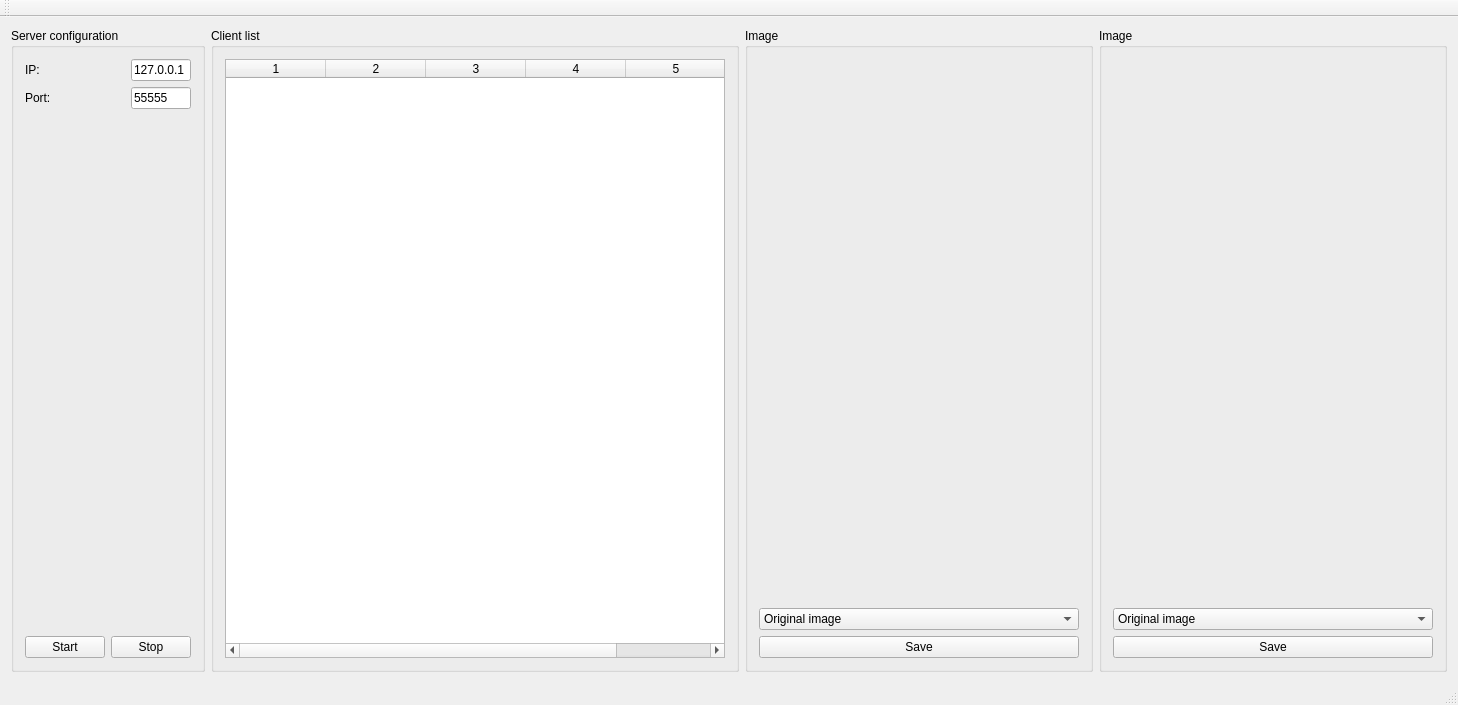
Before: the Qt Designer form server.ui in pavolmarak/fingerprint-server-gui-qt, drawn with Qt 5.
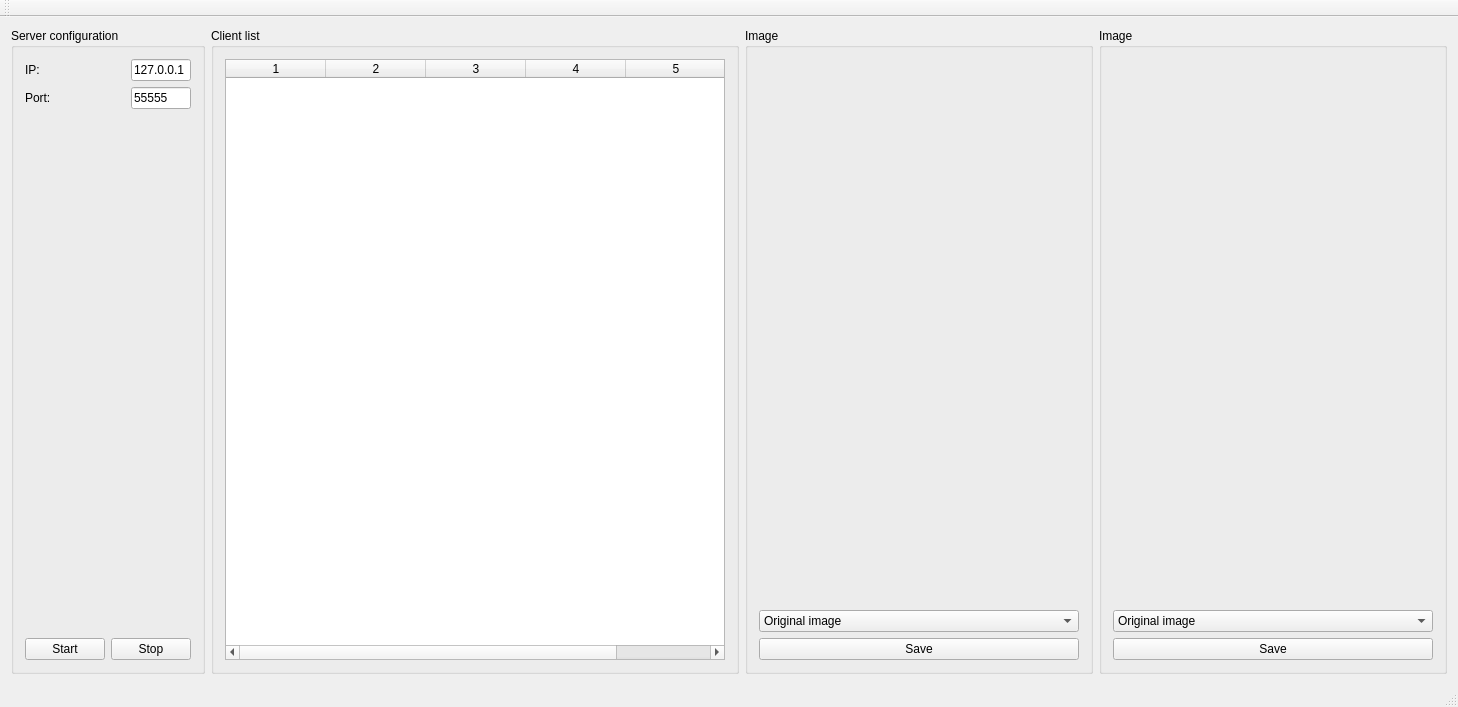
After: the same form once the commit is applied.

Commit message: New functionality: Image canvas automatically changes its size according to the current image size, images are aligned to the upper left corner. Image loading is fixed, image data pointer was shifted to the end of control data section (now it is 12 B). Feature extraction on GPU is now possible along with displaying its outputs.

The edit to the form file:
```diff
--- a/server.ui
+++ b/server.ui
@@ -6,8 +6,8 @@
    <rect>
     <x>0</x>
     <y>0</y>
-    <width>1187</width>
-    <height>705</height>
+    <width>1448</width>
+    <height>707</height>
    </rect>
   </property>
   <property name="windowTitle">
```
Left out of the diff: 7 changed lines with no effect on the pictures. The commit also changes 2 other files.
